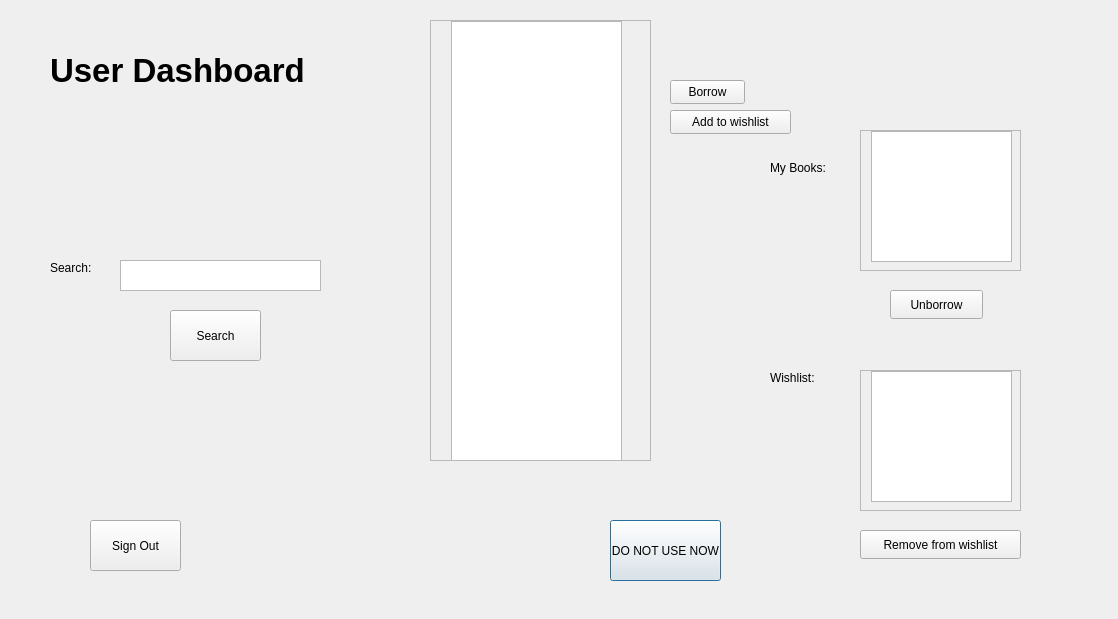
Above: LibraryManagementSystem/user.ui from omar-rabeh-18/LibraryManagementSystem before the change. Below: the same form after it.
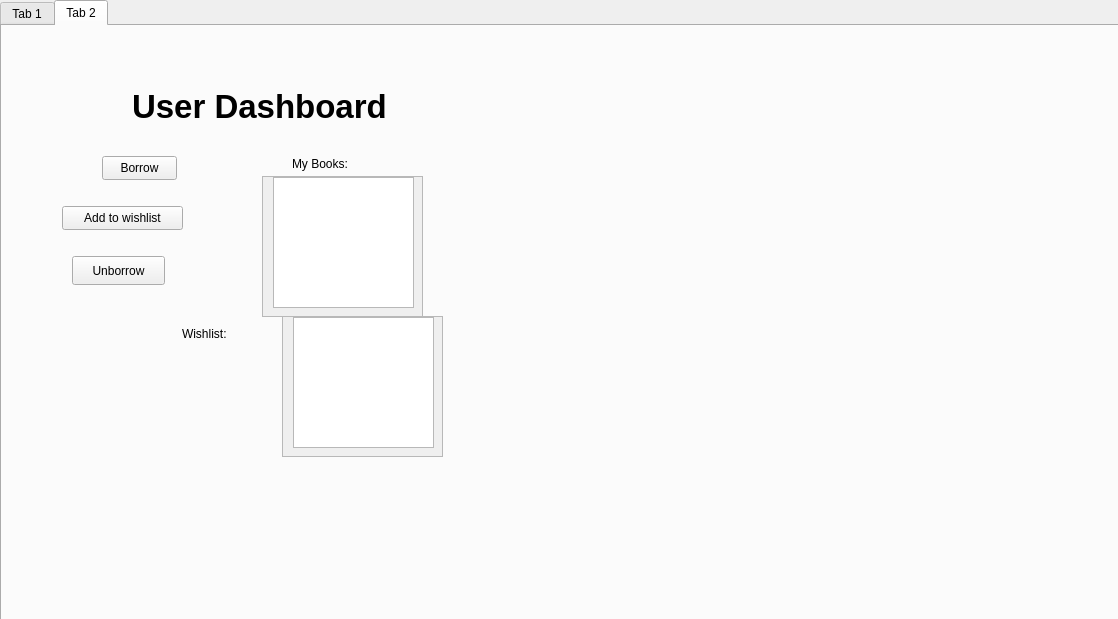
That is the form after the change. The open tabs and pages were chosen to show the change.

```diff
--- a/LibraryManagementSystem/user.ui
+++ b/LibraryManagementSystem/user.ui
@@ -13,152 +13,70 @@
   <property name="windowTitle">
    <string>Dialog</string>
   </property>
-  <widget class="QLabel" name="userLabel">
+  <widget class="QPushButton" name="pushButton_5">
    <property name="geometry">
     <rect>
-     <x>50</x>
-     <y>40</y>
-     <width>331</width>
-     <height>61</height>
-    </rect>
-   </property>
-   <property name="font">
-    <font>
-     <pointsize>25</pointsize>
-     <bold>true</bold>
-    </font>
-   </property>
-   <property name="text">
-    <string>User Dashboard</string>
-   </property>
-  </widget>
-  <widget class="QLabel" name="booksLabel">
-   <property name="geometry">
-    <rect>
-     <x>770</x>
-     <y>160</y>
-     <width>71</width>
-     <height>16</height>
-    </rect>
-   </property>
-   <property name="text">
-    <string>My Books:</string>
-   </property>
-  </widget>
-  <widget class="QScrollArea" name="booksArea">
-   <property name="geometry">
-    <rect>
      <x>860</x>
-     <y>130</y>
+     <y>530</y>
      <width>161</width>
-     <height>141</height>
+     <height>29</height>
     </rect>
    </property>
-   <property name="widgetResizable">
-    <bool>true</bool>
+   <property name="text">
+    <string>Remove from wishlist</string>
    </property>
-   <widget class="QWidget" name="scrollAreaWidgetContents">
-    <property name="geometry">
-     <rect>
-      <x>0</x>
-      <y>0</y>
-      <width>159</width>
-      <height>139</height>
-     </rect>
-    </property>
-    <widget class="QListWidget" name="borrowList">
-     <property name="geometry">
-      <rect>
-       <x>10</x>
-       <y>0</y>
-       <width>141</width>
-       <height>131</height>
-      </rect>
-     </property>
-    </widget>
-   </widget>
-  </widget>
-  <widget class="QScrollArea" name="wishlistArea">
+  </widget>
+  <widget class="QTabWidget" name="tabWidget">
    <property name="geometry">
     <rect>
-     <x>860</x>
-     <y>370</y>
-     <width>161</width>
-     <height>141</height>
-    </rect>
-   </property>
-   <property name="widgetResizable">
-    <bool>true</bool>
-   </property>
-   <widget class="QWidget" name="scrollAreaWidgetContents_2">
-    <property name="geometry">
-     <rect>
       <x>0</x>
       <y>0</y>
-      <width>159</width>
-      <height>139</height>
-     </rect>
-    </property>
-    <widget class="QListWidget" name="wishList">
-     <property name="geometry">
-      <rect>
-       <x>10</x>
-       <y>0</y>
-       <width>141</width>
-       <height>131</height>
-      </rect>
-     </property>
-    </widget>
-   </widget>
-  </widget>
-  <widget class="QLabel" name="wishlistLabel">
+     <width>1121</width>
+     <height>621</height>
+    </rect>
+   </property>
+   <property name="currentIndex">
+    <number>0</number>
+   </property>
+   <widget class="QWidget" name="tab">
+    <attribute name="title">
+     <string>Tab 1</string>
+    </attribute>
+    <widget class="QTextEdit" name="titleSearchTextedit">
    <property name="geometry">
     <rect>
-     <x>770</x>
-     <y>370</y>
-     <width>71</width>
-     <height>16</height>
-    </rect>
-   </property>
-   <property name="text">
-    <string>Wishlist:</string>
-   </property>
-  </widget>
-  <widget class="QPushButton" name="searchPushButton">
+       <x>280</x>
+       <y>90</y>
+       <width>471</width>
+       <height>31</height>
+      </rect>
+     </property>
+    </widget>
+    <widget class="QPushButton" name="pushButton_2">
    <property name="geometry">
     <rect>
-     <x>610</x>
-     <y>520</y>
-     <width>111</width>
-     <height>61</height>
+       <x>750</x>
+       <y>90</y>
+       <width>91</width>
+       <height>31</height>
     </rect>
    </property>
    <property name="text">
-    <string>DO NOT USE NOW</string>
-   </property>
-  </widget>
-  <widget class="QLabel" name="label_6">
-   <property name="geometry">
-    <rect>
-     <x>50</x>
-     <y>260</y>
-     <width>49</width>
-     <height>16</height>
-    </rect>
-   </property>
-   <property name="text">
-    <string>Search:</string>
+      <string>Search</string>
    </property>
   </widget>
   <widget class="QScrollArea" name="deleteArea">
    <property name="geometry">
     <rect>
-     <x>430</x>
-     <y>20</y>
-     <width>221</width>
-     <height>441</height>
-    </rect>
-   </property>
+       <x>280</x>
+       <y>120</y>
+       <width>471</width>
+       <height>261</height>
+      </rect>
+     </property>
+     <property name="frameShape">
+      <enum>QFrame::NoFrame</enum>
+     </property>
    <property name="widgetResizable">
     <bool>true</bool>
    </property>
@@ -167,50 +85,49 @@
      <rect>
       <x>0</x>
       <y>0</y>
-      <width>219</width>
-      <height>439</height>
+        <width>471</width>
+        <height>261</height>
      </rect>
     </property>
     <widget class="QListWidget" name="searchList">
      <property name="geometry">
       <rect>
+         <x>0</x>
+         <y>0</y>
+         <width>471</width>
+         <height>261</height>
+        </rect>
+       </property>
+       <property name="frameShape">
+        <enum>QFrame::NoFrame</enum>
+       </property>
+      </widget>
+     </widget>
+    </widget>
+    <widget class="QLabel" name="userLabel_2">
+     <property name="geometry">
+      <rect>
        <x>20</x>
-       <y>0</y>
-       <width>171</width>
-       <height>441</height>
+       <y>10</y>
+       <width>331</width>
+       <height>61</height>
       </rect>
      </property>
-    </widget>
-   </widget>
-  </widget>
-  <widget class="QPushButton" name="pushButton_2">
-   <property name="geometry">
-    <rect>
-     <x>170</x>
-     <y>310</y>
-     <width>91</width>
-     <height>51</height>
-    </rect>
+     <property name="font">
+      <font>
+       <pointsize>25</pointsize>
+       <bold>true</bold>
+      </font>
    </property>
    <property name="text">
-    <string>Search</string>
-   </property>
-  </widget>
-  <widget class="QTextEdit" name="titleSearchTextedit">
-   <property name="geometry">
-    <rect>
-     <x>120</x>
-     <y>260</y>
-     <width>201</width>
-     <height>31</height>
-    </rect>
+      <string>User Dashboard</string>
    </property>
   </widget>
   <widget class="QPushButton" name="signOutPushButton">
    <property name="geometry">
     <rect>
-     <x>90</x>
-     <y>520</y>
+       <x>40</x>
+       <y>460</y>
      <width>91</width>
      <height>51</height>
     </rect>
@@ -219,11 +136,35 @@
     <string>Sign Out</string>
    </property>
   </widget>
+   </widget>
+   <widget class="QWidget" name="tab_2">
+    <attribute name="title">
+     <string>Tab 2</string>
+    </attribute>
+    <widget class="QLabel" name="userLabel">
+     <property name="geometry">
+      <rect>
+       <x>130</x>
+       <y>50</y>
+       <width>331</width>
+       <height>61</height>
+      </rect>
+     </property>
+     <property name="font">
+      <font>
+       <pointsize>25</pointsize>
+       <bold>true</bold>
+      </font>
+     </property>
+     <property name="text">
+      <string>User Dashboard</string>
+     </property>
+    </widget>
   <widget class="QPushButton" name="pushButton">
    <property name="geometry">
     <rect>
-     <x>670</x>
-     <y>80</y>
+       <x>100</x>
+       <y>130</y>
      <width>75</width>
      <height>24</height>
     </rect>
@@ -232,11 +173,24 @@
     <string>Borrow</string>
    </property>
   </widget>
+    <widget class="QLabel" name="booksLabel">
+     <property name="geometry">
+      <rect>
+       <x>290</x>
+       <y>130</y>
+       <width>71</width>
+       <height>16</height>
+      </rect>
+     </property>
+     <property name="text">
+      <string>My Books:</string>
+     </property>
+    </widget>
   <widget class="QPushButton" name="pushButton_3">
    <property name="geometry">
     <rect>
-     <x>670</x>
-     <y>110</y>
+       <x>60</x>
+       <y>180</y>
      <width>121</width>
      <height>24</height>
     </rect>
@@ -245,11 +199,44 @@
     <string>Add to wishlist</string>
    </property>
   </widget>
+    <widget class="QScrollArea" name="booksArea">
+     <property name="geometry">
+      <rect>
+       <x>260</x>
+       <y>150</y>
+       <width>161</width>
+       <height>141</height>
+      </rect>
+     </property>
+     <property name="widgetResizable">
+      <bool>true</bool>
+     </property>
+     <widget class="QWidget" name="scrollAreaWidgetContents">
+      <property name="geometry">
+       <rect>
+        <x>0</x>
+        <y>0</y>
+        <width>159</width>
+        <height>139</height>
+       </rect>
+      </property>
+      <widget class="QListWidget" name="borrowList">
+       <property name="geometry">
+        <rect>
+         <x>10</x>
+         <y>0</y>
+         <width>141</width>
+         <height>131</height>
+        </rect>
+       </property>
+      </widget>
+     </widget>
+    </widget>
   <widget class="QPushButton" name="pushButton_4">
    <property name="geometry">
     <rect>
-     <x>890</x>
-     <y>290</y>
+       <x>70</x>
+       <y>230</y>
      <width>93</width>
      <height>29</height>
     </rect>
@@ -258,18 +245,53 @@
     <string>Unborrow</string>
    </property>
   </widget>
-  <widget class="QPushButton" name="pushButton_5">
+    <widget class="QScrollArea" name="wishlistArea">
    <property name="geometry">
     <rect>
-     <x>860</x>
-     <y>530</y>
+       <x>280</x>
+       <y>290</y>
      <width>161</width>
-     <height>29</height>
+       <height>141</height>
+      </rect>
+     </property>
+     <property name="widgetResizable">
+      <bool>true</bool>
+     </property>
+     <widget class="QWidget" name="scrollAreaWidgetContents_2">
+      <property name="geometry">
+       <rect>
+        <x>0</x>
+        <y>0</y>
+        <width>159</width>
+        <height>139</height>
+       </rect>
+      </property>
+      <widget class="QListWidget" name="wishList">
+       <property name="geometry">
+        <rect>
+         <x>10</x>
+         <y>0</y>
+         <width>141</width>
+         <height>131</height>
+        </rect>
+       </property>
+      </widget>
+     </widget>
+    </widget>
+    <widget class="QLabel" name="wishlistLabel">
+     <property name="geometry">
+      <rect>
+       <x>180</x>
+       <y>300</y>
+       <width>71</width>
+       <height>16</height>
     </rect>
    </property>
    <property name="text">
-    <string>Remove from wishlist</string>
-   </property>
+      <string>Wishlist:</string>
+     </property>
+    </widget>
+   </widget>
   </widget>
  </widget>
  <resources/>
```
Lines whose indentation alone changed are shown as unchanged.
